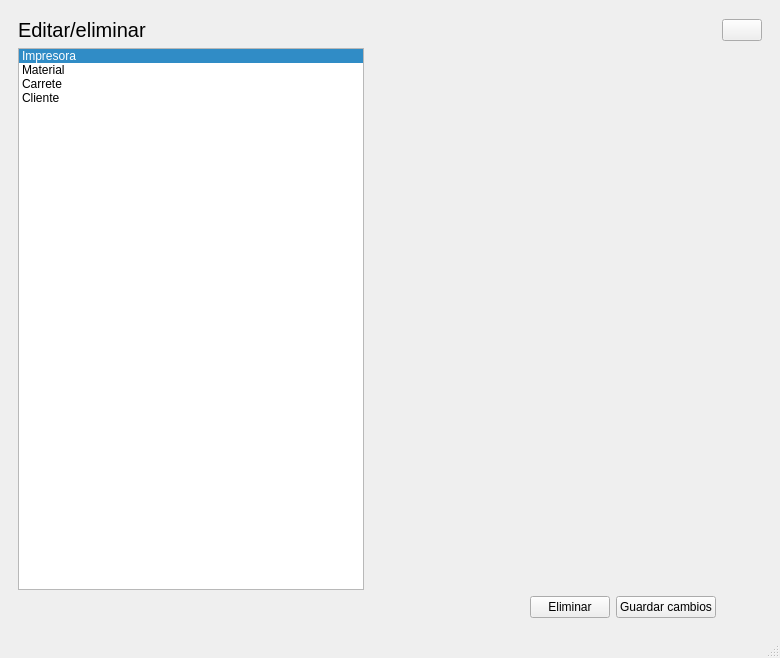
Old version of the form UI/gui.ui in the repository LewisMojica/3DPricing.
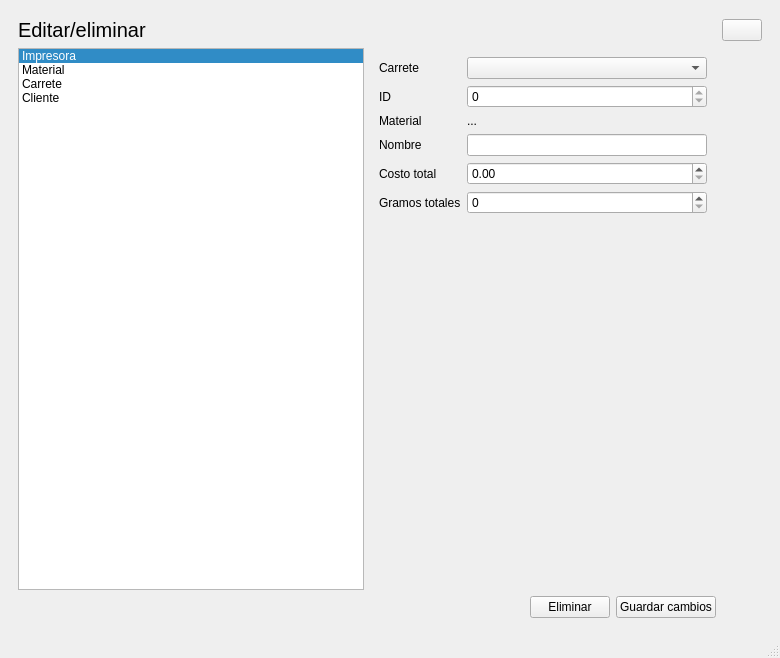
New version of the form. The open tabs and pages were chosen to show the change. Icons and pictures are not drawn.

Patch:
```diff
--- a/UI/gui.ui
+++ b/UI/gui.ui
@@ -1061,7 +1061,76 @@
               <widget class="QWidget" name="Carrete">
                <layout class="QFormLayout" name="formLayout_10">
                 <item row="0" column="0">
-                 <layout class="QFormLayout" name="formLayout_9"/>
+                 <widget class="QLabel" name="carreteLabel_2">
+                  <property name="text">
+                   <string>Carrete</string>
+                  </property>
+                 </widget>
+                </item>
+                <item row="0" column="1">
+                 <widget class="QComboBox" name="carreteComboBox"/>
+                </item>
+                <item row="1" column="0">
+                 <widget class="QLabel" name="iDLabel_2">
+                  <property name="text">
+                   <string>ID</string>
+                  </property>
+                 </widget>
+                </item>
+                <item row="1" column="1">
+                 <widget class="QSpinBox" name="iDSpinBox">
+                  <property name="readOnly">
+                   <bool>true</bool>
+                  </property>
+                 </widget>
+                </item>
+                <item row="3" column="0">
+                 <widget class="QLabel" name="nombreLabel_2">
+                  <property name="text">
+                   <string>Nombre</string>
+                  </property>
+                 </widget>
+                </item>
+                <item row="3" column="1">
+                 <widget class="QLineEdit" name="nombreLineEdit_2"/>
+                </item>
+                <item row="4" column="0">
+                 <widget class="QLabel" name="costoTotalLabel">
+                  <property name="text">
+                   <string>Costo total</string>
+                  </property>
+                 </widget>
+                </item>
+                <item row="4" column="1">
+                 <widget class="QDoubleSpinBox" name="costoTotalDoubleSpinBox"/>
+                </item>
+                <item row="5" column="0">
+                 <widget class="QLabel" name="gramosTotalesLabel">
+                  <property name="text">
+                   <string>Gramos totales</string>
+                  </property>
+                 </widget>
+                </item>
+                <item row="5" column="1">
+                 <widget class="QSpinBox" name="gramosTotalesSpinBox">
+                  <property name="maximum">
+                   <number>999999</number>
+                  </property>
+                 </widget>
+                </item>
+                <item row="2" column="0">
+                 <widget class="QLabel" name="materialLabel_4">
+                  <property name="text">
+                   <string>Material</string>
+                  </property>
+                 </widget>
+                </item>
+                <item row="2" column="1">
+                 <widget class="QLabel" name="label_7">
+                  <property name="text">
+                   <string>...</string>
+                  </property>
+                 </widget>
                 </item>
                </layout>
               </widget>
```
Left out of the diff: 121 changed lines with no effect on the pictures.
